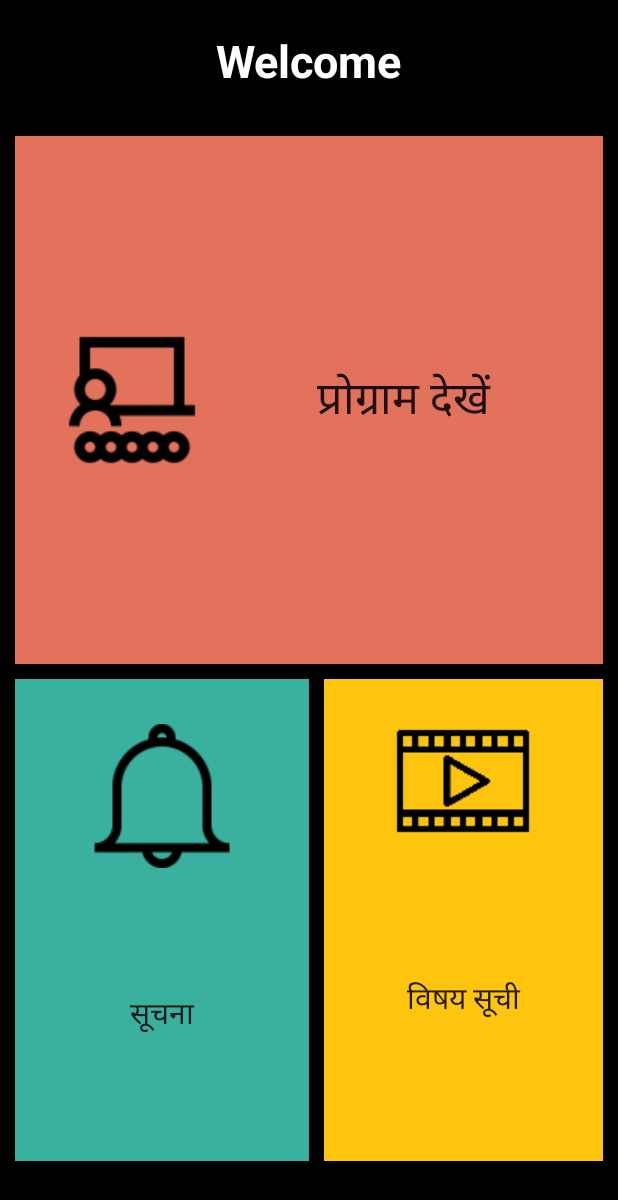
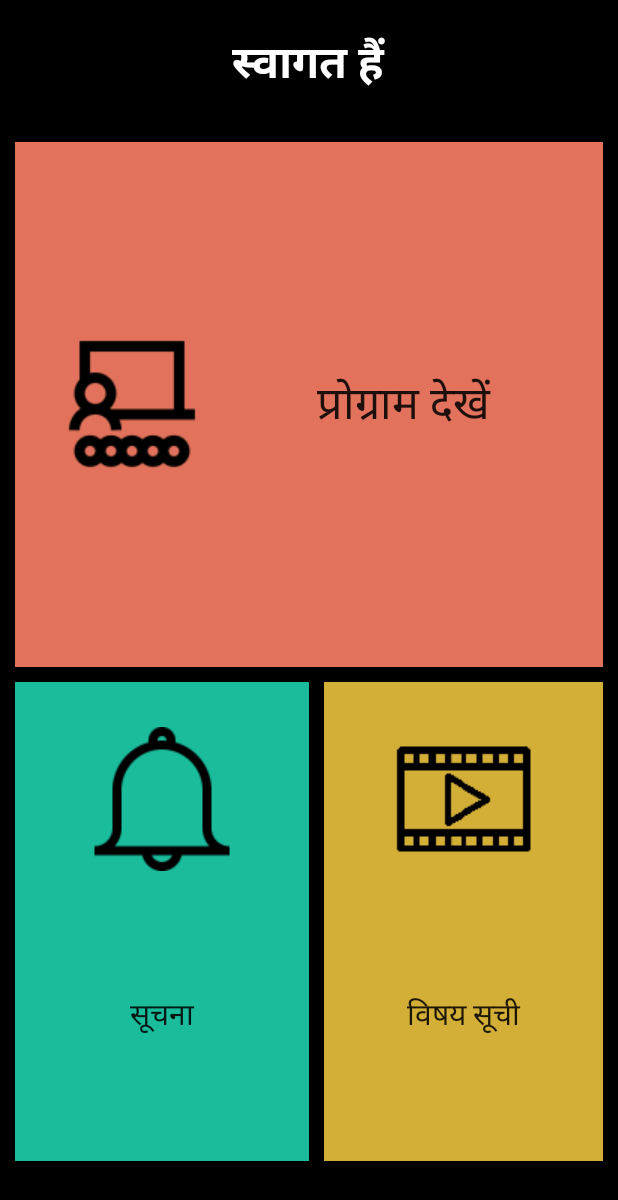
Before and after one commit to deepak15013/Sangoshthi-Phase-2, an Android app: the HomeActivity screen opened directly, with no data from a screen before it, on a phone screen of 412 x 824 dp. Shown: the top 1200 px of the screen. Run offline under Robolectric (Android 15) with nearby library versions, the phone set to English and light mode, and no system bars.

Commit message:
String messages updated, colors changed, icon updated

```diff
--- a/app/src/main/java/io/github/varunj/sangoshthi_ivr/activities/CallActivity.java
+++ b/app/src/main/java/io/github/varunj/sangoshthi_ivr/activities/CallActivity.java
@@ -58,7 +58,7 @@ public class CallActivity extends AppCompatActivity {
                     if(jsonObject.getString("objective").equals("start_show_response")) {
                         switch (jsonObject.getString("info")) {
                             case "FAIL":
-                                Toast.makeText(context, "calling failed", Toast.LENGTH_SHORT).show();
+                                Toast.makeText(context, getString(R.string.toast_calling_failed), Toast.LENGTH_SHORT).show();
                                 progressDialog.dismiss();
                                 break;
 
@@ -89,7 +89,7 @@ public class CallActivity extends AppCompatActivity {
 
                 } else if(tvCall.getText().equals(getResources().getString(R.string.btn_call_listeners))) {
                     RequestMessageHelper.getInstance().dialListeners();
-                    Toast.makeText(CallActivity.this, "calling listeners", Toast.LENGTH_SHORT).show();
+                    Toast.makeText(CallActivity.this, getString(R.string.toast_calling_listeners), Toast.LENGTH_SHORT).show();
                     Intent intent = new Intent(context, ShowActivity.class);
                     startActivity(intent);
                     finish();
--- a/app/src/main/java/io/github/varunj/sangoshthi_ivr/activities/LoginActivity.java
+++ b/app/src/main/java/io/github/varunj/sangoshthi_ivr/activities/LoginActivity.java
@@ -179,7 +179,7 @@ public class LoginActivity extends AppCompatActivity {
                 Log.d(TAG, "Permission granted");
             } else {
                 Log.d(TAG, "Permission denied");
-                Toast.makeText(this, "Permission denied", Toast.LENGTH_SHORT).show();
+                Toast.makeText(this, getString(R.string.toast_permission_denied), Toast.LENGTH_SHORT).show();
                 finish();
             }
 
--- a/app/src/main/java/io/github/varunj/sangoshthi_ivr/activities/ShowActivity.java
+++ b/app/src/main/java/io/github/varunj/sangoshthi_ivr/activities/ShowActivity.java
@@ -210,10 +210,10 @@ public class ShowActivity extends AppCompatActivity implements View.OnClickListe
         int callerId = matchPhoneExists(callerStateModelList, jsonObject.getString("listener_phoneno"));
         if(callerId != -1) {
             if(jsonObject.getString("info").equals("OK")) {
-                Toast.makeText(this, "State changed", Toast.LENGTH_SHORT).show();
+                Toast.makeText(this, getString(R.string.toast_state_changed), Toast.LENGTH_SHORT).show();
                 callerStateModelList.get(callerId).setMuteUnmuteState(!callerStateModelList.get(callerId).isMuteUnmuteState());
             } else {
-                Toast.makeText(this, "State not changed", Toast.LENGTH_SHORT).show();
+                Toast.makeText(this, getString(R.string.toast_state_not_changed), Toast.LENGTH_SHORT).show();
             }
             mAdapter.notifyDataSetChanged();
         }
--- a/app/src/main/java/io/github/varunj/sangoshthi_ivr/adapters/TutorialsRecyclerViewAdapter.java
+++ b/app/src/main/java/io/github/varunj/sangoshthi_ivr/adapters/TutorialsRecyclerViewAdapter.java
@@ -72,7 +72,7 @@ public class TutorialsRecyclerViewAdapter extends RecyclerView.Adapter<Tutorials
             public void onClick(View view) {
                 try {
                     if (tutorialList.get(position).isLocked()) {
-                        Toast.makeText(context, "content is locked", Toast.LENGTH_SHORT).show();
+                        Toast.makeText(context, context.getString(R.string.toast_content_locked), Toast.LENGTH_SHORT).show();
                     } else {
                         Log.d(TAG, "Playing audio - " + tutorialList.get(position).getShowName());
 
--- a/app/src/main/res/layout/activity_home.xml
+++ b/app/src/main/res/layout/activity_home.xml
@@ -13,7 +13,7 @@
         android:layout_height="wrap_content"
         android:layout_gravity="center_horizontal"
         android:layout_marginTop="20dp"
-        android:text="Welcome"
+        android:text="@string/home_text_welcome"
         android:textColor="@color/colorWhite"
         android:textSize="30sp"
         android:textStyle="bold"/>
--- a/app/src/main/res/layout/fragment_media_playback.xml
+++ b/app/src/main/res/layout/fragment_media_playback.xml
@@ -30,7 +30,7 @@
                 android:layout_marginLeft="10dp"
                 android:layout_marginTop="7dp"
                 android:layout_marginBottom="7dp"
-                android:text="file_name.mp4"
+                android:text="@string/placeholder_tv_file_name"
                 android:textSize="18sp"
                 android:fontFamily="sans-serif-condensed"/>
 
--- a/app/src/main/res/values/colors.xml
+++ b/app/src/main/res/values/colors.xml
@@ -16,8 +16,8 @@
     <color name="colorRed">#D60027</color>
     <color name="colorBlue">#1D4999</color>
 
-    <color name="home_help">#ffc40d</color>
-    <color name="home_notifications">#3AB09E</color>
+    <color name="home_help">#D4AF37</color>
+    <color name="home_notifications">#1abc9c</color>
     <color name="home_host_show">#E2725B</color>
 
     <color name="cv_notification_read">#d3d3d3</color>
```
Also changed, not shown: app/src/main/res/values/strings.xml (+8 -0 lines), app/src/main/res/drawable/home_tutorials.png, 1 other file.
